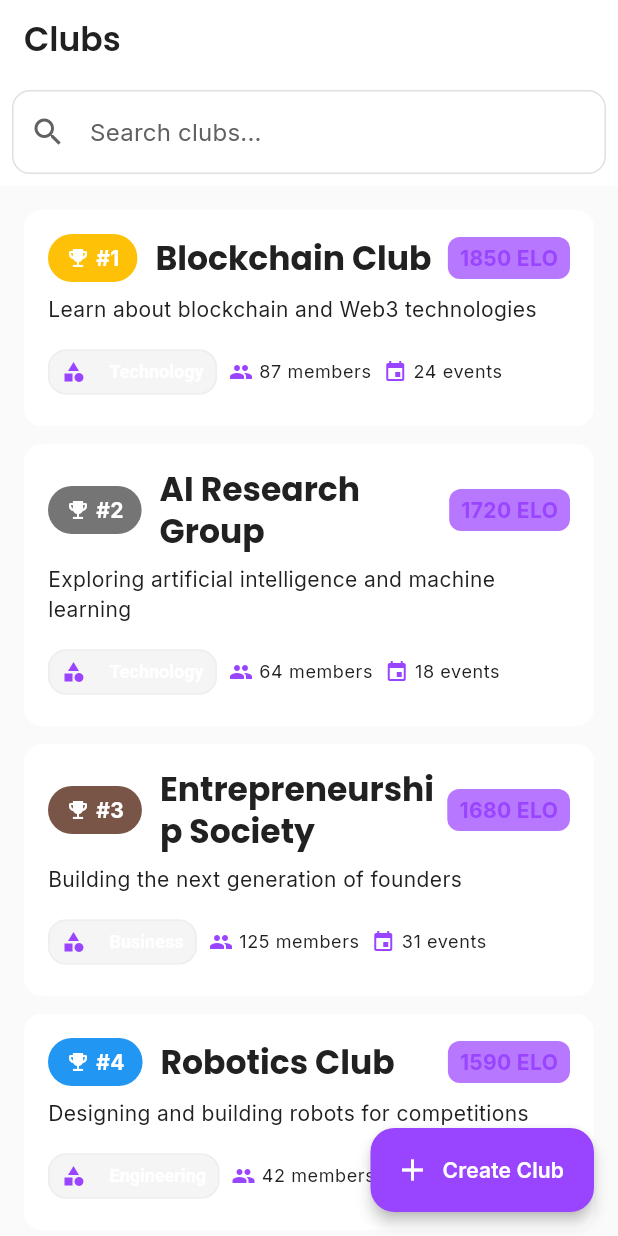
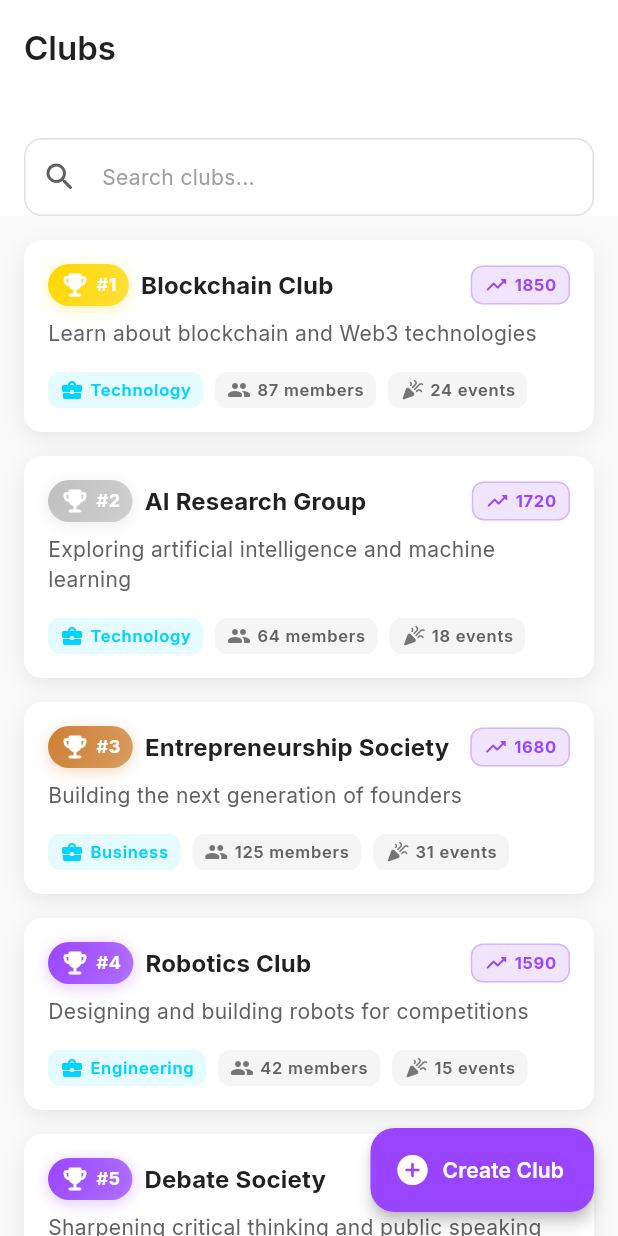
Before and after one commit to chennethelius/proof-of-engagement, a Flutter app: the ClubsListScreen screen opened by its route, on a phone screen of 412 x 824 dp. Run offline on Flutter 3.47's test engine with Material 3 defaults, Android fonts, the light colour scheme and no system bars; our stand-ins replace flutter_image_compress, flutter_riverpod, freezed_annotation, go_router, google_fonts, image_picker and 2 more; missing offline and left inert: mobile_scanner, solana; accounts and stored records are empty.

Commit message:
feat: more ui
centralized more ui designs, club and leaderboard. also integrated an upload photo service to track engagement

```diff
--- a/proof-of-engagement-app/lib/features/clubs/presentation/screens/clubs_list_screen.dart
+++ b/proof-of-engagement-app/lib/features/clubs/presentation/screens/clubs_list_screen.dart
@@ -1,5 +1,7 @@
 import 'package:flutter/material.dart';
 import 'package:go_router/go_router.dart';
+import '../../../../core/theme/tokens/tokens.dart';
+import '../../../../core/theme/widgets/widgets.dart';
 
 class ClubsListScreen extends StatefulWidget {
   const ClubsListScreen({super.key});
@@ -86,19 +88,26 @@ class _ClubsListScreenState extends State<ClubsListScreen> {
 
     return Scaffold(
       appBar: AppBar(
-        title: const Text('Clubs'),
+        title: Text(
+          'Clubs',
+          style: AppTypography.titleLarge(context),
+        ),
         bottom: PreferredSize(
-          preferredSize: const Size.fromHeight(60),
+          preferredSize: Size.fromHeight(AppSpacing.xxxl + AppSpacing.md),
           child: Padding(
-            padding: const EdgeInsets.all(8.0),
+            padding: AppSpacing.horizontal(AppSpacing.md),
             child: TextField(
               controller: _searchController,
+              style: AppTypography.bodyMedium(context),
               decoration: InputDecoration(
                 hintText: 'Search clubs...',
-                prefixIcon: const Icon(Icons.search),
+                hintStyle: AppTypography.bodyMedium(context).copyWith(
+                  color: AppColors.gray500,
+                ),
+                prefixIcon: Icon(AppIcons.search, size: AppIconSize.md),
                 suffixIcon: _searchQuery.isNotEmpty
                     ? IconButton(
-                        icon: const Icon(Icons.clear),
+                        icon: Icon(AppIcons.close, size: AppIconSize.sm),
                         onPressed: () {
                           setState(() {
                             _searchController.clear();
@@ -107,12 +116,6 @@ class _ClubsListScreenState extends State<ClubsListScreen> {
                         },
                       )
                     : null,
-                filled: true,
-                fillColor: Theme.of(context).colorScheme.surface,
-                border: OutlineInputBorder(
-                  borderRadius: BorderRadius.circular(12),
-                  borderSide: BorderSide.none,
-                ),
               ),
               onChanged: (value) {
                 setState(() {
@@ -124,40 +127,54 @@ class _ClubsListScreenState extends State<ClubsListScreen> {
         ),
       ),
       body: clubs.isEmpty
-          ? const Center(
+          ? Center(
               child: Column(
                 mainAxisAlignment: MainAxisAlignment.center,
                 children: [
-                  Icon(Icons.search_off, size: 64, color: Colors.grey),
-                  SizedBox(height: 16),
-                  Text('No clubs found'),
+                  Icon(
+                    AppIcons.searchOff,
+                    size: AppIconSize.responsive(context, AppIconSize.xxxl * 1.5),
+                    color: AppColors.gray400,
+                  ),
+                  SizedBox(height: AppSpacing.md),
+                  Text(
+                    'No clubs found',
+                    style: AppTypography.bodyLarge(context).copyWith(
+                      color: AppColors.gray600,
+                    ),
+                  ),
                 ],
               ),
             )
           : ListView.builder(
-              padding: const EdgeInsets.all(16),
+              padding: EdgeInsets.all(AppSpacing.md),
               itemCount: clubs.length,
               itemBuilder: (context, index) {
-                final club = clubs[index];
-                return _buildClubCard(context, club);
+                return AppAnimations.fadeIn(
+                  duration: AppAnimations.normal,
+                  child: _buildClubCard(context, clubs[index]),
+                );
               },
             ),
       floatingActionButton: FloatingActionButton.extended(
         onPressed: () => context.push('/clubs/create'),
-        icon: const Icon(Icons.add),
-        label: const Text('Create Club'),
+        icon: Icon(AppIcons.add),
+        label: Text(
+          'Create Club',
+          style: AppTypography.labelLarge(context).copyWith(
+            color: AppColors.white,
+          ),
+        ),
+        backgroundColor: AppColors.primaryPurple,
       ),
     );
   }
 
   Widget _buildClubCard(BuildContext context, Map<String, dynamic> club) {
-    return Card(
-      margin: const EdgeInsets.only(bottom: 12),
-      child: InkWell(
+    return AnimatedAppCard(
+      margin: EdgeInsets.only(bottom: AppSpacing.md),
+      padding: EdgeInsets.all(AppSpacing.md),
       onTap: () => context.push('/clubs/${club['id']}'),
-        borderRadius: BorderRadius.circular(12),
-        child: Padding(
-          padding: const EdgeInsets.all(16),
       child: Column(
         crossAxisAlignment: CrossAxisAlignment.start,
         children: [
@@ -165,114 +182,199 @@ class _ClubsListScreenState extends State<ClubsListScreen> {
             children: [
               // Rank Badge
               Container(
-                    padding: const EdgeInsets.symmetric(horizontal: 12, vertical: 6),
+                padding: EdgeInsets.symmetric(
+                  horizontal: AppSpacing.sm,
+                  vertical: AppSpacing.xs,
+                ),
                 decoration: BoxDecoration(
-                      color: _getRankColor(club['rank']),
-                      borderRadius: BorderRadius.circular(20),
+                  gradient: _getRankGradient(club['rank']),
+                  borderRadius: BorderRadius.circular(AppSpacing.radiusFull),
+                  boxShadow: [
+                    BoxShadow(
+                      color: _getRankColor(club['rank']).withOpacity(0.3),
+                      blurRadius: 8,
+                      offset: const Offset(0, 2),
+                    ),
+                  ],
                 ),
                 child: Row(
                   mainAxisSize: MainAxisSize.min,
                   children: [
-                        const Icon(Icons.emoji_events, size: 16, color: Colors.white),
-                        const SizedBox(width: 4),
+                    Icon(
+                      AppIcons.trophy,
+                      size: AppIconSize.sm,
+                      color: AppColors.white,
+                    ),
+                    SizedBox(width: AppSpacing.xs),
                     Text(
                       '#${club['rank']}',
-                          style: const TextStyle(
-                            color: Colors.white,
+                      style: AppTypography.labelMedium(context).copyWith(
+                        color: AppColors.white,
                         fontWeight: FontWeight.bold,
                       ),
                     ),
                   ],
                 ),
               ),
-                  const SizedBox(width: 12),
+              SizedBox(width: AppSpacing.sm),
               // Club Name
               Expanded(
                 child: Text(
                   club['name'],
-                      style: Theme.of(context).textTheme.titleLarge?.copyWith(
+                  style: AppTypography.titleMedium(context).copyWith(
                     fontWeight: FontWeight.bold,
                   ),
                 ),
               ),
               // ELO Rating
               Container(
-                    padding: const EdgeInsets.symmetric(horizontal: 8, vertical: 4),
+                padding: EdgeInsets.symmetric(
+                  horizontal: AppSpacing.sm,
+                  vertical: AppSpacing.xs,
+                ),
                 decoration: BoxDecoration(
-                      color: Theme.of(context).colorScheme.primaryContainer,
-                      borderRadius: BorderRadius.circular(8),
+                  color: AppColors.primaryPurpleLight.withOpacity(0.2),
+                  borderRadius: BorderRadius.circular(AppSpacing.radiusSM),
+                  border: Border.all(
+                    color: AppColors.primaryPurple.withOpacity(0.3),
+                    width: 1,
                   ),
-                    child: Text(
-                      '${club['eloRating']} ELO',
-                      style: TextStyle(
-                        color: Theme.of(context).colorScheme.primary,
+                ),
+                child: Row(
+                  mainAxisSize: MainAxisSize.min,
+                  children: [
+                    Icon(
+                      AppIcons.trending,
+                      size: AppIconSize.xs,
+                      color: AppColors.primaryPurple,
+                    ),
+                    SizedBox(width: AppSpacing.xs),
+                    Text(
+                      '${club['eloRating']}',
+                      style: AppTypography.labelSmall(context).copyWith(
+                        color: AppColors.primaryPurple,
                         fontWeight: FontWeight.bold,
-                      ),
                       ),
                     ),
                   ],
                 ),
-              const SizedBox(height: 8),
+              ),
+            ],
+          ),
+          SizedBox(height: AppSpacing.sm),
           Text(
             club['description'],
-                style: Theme.of(context).textTheme.bodyMedium,
+            style: AppTypography.bodyMedium(context).copyWith(
+              color: AppColors.gray700,
+            ),
             maxLines: 2,
             overflow: TextOverflow.ellipsis,
           ),
-              const SizedBox(height: 12),
-              Row(
+          SizedBox(height: AppSpacing.md),
+          Wrap(
+            spacing: AppSpacing.sm,
+            runSpacing: AppSpacing.xs,
             children: [
-                  Chip(
-                    label: Text(club['category']),
-                    avatar: const Icon(Icons.category, size: 16),
-                    padding: EdgeInsets.zero,
-                    visualDensity: VisualDensity.compact,
+              _buildChip(
+                context,
+                icon: AppIcons.business,
+                label: club['category'],
+                color: AppColors.accentBlue,
               ),
-                  const SizedBox(width: 8),
               _buildStatChip(
                 context,
-                    Icons.people,
+                AppIcons.people,
                 '${club['members']} members',
               ),
-                  const SizedBox(width: 8),
               _buildStatChip(
                 context,
-                    Icons.event,
+                AppIcons.events,
                 '${club['events']} events',
               ),
             ],
           ),
         ],
       ),
+    );
+  }
+
+  Widget _buildChip(
+    BuildContext context, {
+    required IconData icon,
+    required String label,
+    required Color color,
+  }) {
+    return Container(
+      padding: EdgeInsets.symmetric(
+        horizontal: AppSpacing.sm,
+        vertical: AppSpacing.xs,
       ),
+      decoration: BoxDecoration(
+        color: color.withOpacity(0.1),
+        borderRadius: BorderRadius.circular(AppSpacing.radiusSM),
+      ),
+      child: Row(
+        mainAxisSize: MainAxisSize.min,
+        children: [
+          Icon(icon, size: AppIconSize.xs, color: color),
+          SizedBox(width: AppSpacing.xs),
+          Text(
+            label,
+            style: AppTypography.labelSmall(context).copyWith(
+              color: color,
+              fontWeight: FontWeight.w600,
+            ),
+          ),
+        ],
       ),
     );
   }
 
   Widget _buildStatChip(BuildContext context, IconData icon, String label) {
-    return Row(
+    return Container(
+      padding: EdgeInsets.symmetric(
+        horizontal: AppSpacing.sm,
+        vertical: AppSpacing.xs,
+      ),
+      decoration: BoxDecoration(
+        color: AppColors.gray100,
+        borderRadius: BorderRadius.circular(AppSpacing.radiusSM),
+      ),
+      child: Row(
         mainAxisSize: MainAxisSize.min,
         children: [
-        Icon(icon, size: 16, color: Theme.of(context).colorScheme.primary),
-        const SizedBox(width: 4),
+          Icon(icon, size: AppIconSize.xs, color: AppColors.gray600),
+          SizedBox(width: AppSpacing.xs),
           Text(
             label,
-          style: Theme.of(context).textTheme.bodySmall,
+            style: AppTypography.labelSmall(context).copyWith(
+              color: AppColors.gray700,
+            ),
           ),
         ],
+      ),
     );
   }
 
   Color _getRankColor(int rank) {
     switch (rank) {
       case 1:
-        return Colors.amber;
+        return AppColors.rankGold;
       case 2:
-        return Colors.grey[600]!;
+        return AppColors.rankSilver;
       case 3:
-        return Colors.brown;
+        return AppColors.rankBronze;
       default:
-        return Colors.blue;
+        return AppColors.primaryPurple;
     }
   }
+
+  LinearGradient _getRankGradient(int rank) {
+    final color = _getRankColor(rank);
+    return LinearGradient(
+      colors: [color, color.withOpacity(0.7)],
+      begin: Alignment.topLeft,
+      end: Alignment.bottomRight,
+    );
   }
+}
--- a/proof-of-engagement-app/pubspec.yaml
+++ b/proof-of-engagement-app/pubspec.yaml
@@ -31,6 +31,9 @@ dependencies:
   # Image Handling
   image_picker: ^1.0.7
   cached_network_image: ^3.3.1
+  flutter_image_compress: ^2.1.0
+  path_provider: ^2.1.2
+  path: ^1.8.3
 
   # Storage & Persistence
   shared_preferences: ^2.2.2
```
Also changed, not shown: proof-of-engagement-app/lib/features/leaderboard/presentation/screens/leaderboard_screen.dart (+21 -6 lines), proof-of-engagement-app/lib/shared/services/photo_service.dart (added, +190 -0 lines), proof-of-engagement-app/pubspec.lock, 6 other files. Lines whose indentation alone changed are shown as unchanged.
